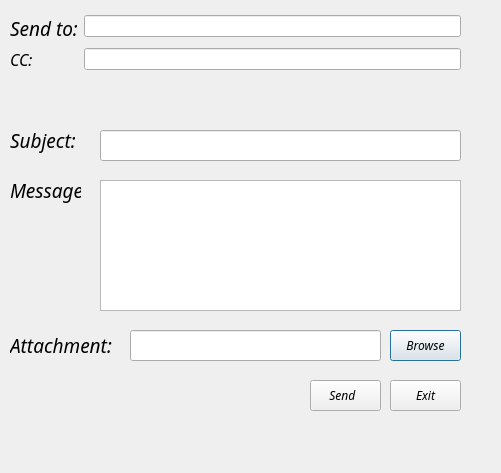
Before: the Qt Designer form Descan/forms/dialogmail.ui in ratspeaker/descan, drawn with Qt 5.
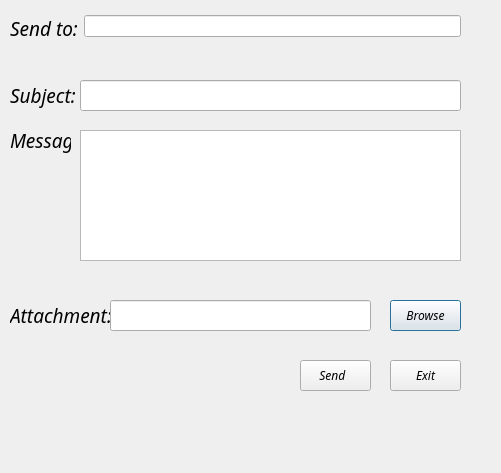
After: the same form once the commit is applied. Icons and pictures are not drawn.

Commit message:
feat: Sending email implementation changed
* CC recipient removed.

The edit to the form file:
```diff
--- a/Descan/forms/dialogmail.ui
+++ b/Descan/forms/dialogmail.ui
@@ -17,9 +17,9 @@
    <property name="geometry">
     <rect>
      <x>10</x>
-     <y>120</y>
-     <width>81</width>
-     <height>41</height>
+     <y>80</y>
+     <width>71</width>
+     <height>31</height>
     </rect>
    </property>
    <property name="font">
@@ -38,9 +38,9 @@
   <widget class="QLineEdit" name="leSubject">
    <property name="geometry">
     <rect>
-     <x>100</x>
-     <y>130</y>
-     <width>361</width>
+     <x>80</x>
+     <y>80</y>
+     <width>381</width>
      <height>31</height>
     </rect>
    </property>
@@ -49,8 +49,8 @@
    <property name="geometry">
     <rect>
      <x>10</x>
-     <y>170</y>
-     <width>71</width>
+     <y>120</y>
+     <width>61</width>
      <height>41</height>
     </rect>
    </property>
@@ -70,9 +70,9 @@
   <widget class="QPlainTextEdit" name="pteMessage">
    <property name="geometry">
     <rect>
-     <x>100</x>
-     <y>180</y>
-     <width>361</width>
+     <x>80</x>
+     <y>130</y>
+     <width>381</width>
      <height>131</height>
     </rect>
    </property>
@@ -81,8 +81,8 @@
    <property name="geometry">
     <rect>
      <x>10</x>
-     <y>330</y>
-     <width>121</width>
+     <y>300</y>
+     <width>111</width>
      <height>31</height>
     </rect>
    </property>
@@ -102,9 +102,9 @@
   <widget class="QLineEdit" name="leAttach">
    <property name="geometry">
     <rect>
-     <x>130</x>
-     <y>330</y>
-     <width>251</width>
+     <x>110</x>
+     <y>300</y>
+     <width>261</width>
      <height>31</height>
     </rect>
    </property>
@@ -113,7 +113,7 @@
    <property name="geometry">
     <rect>
      <x>390</x>
-     <y>330</y>
+     <y>300</y>
      <width>71</width>
      <height>31</height>
     </rect>
@@ -131,8 +131,8 @@
   <widget class="QPushButton" name="pbSend">
    <property name="geometry">
     <rect>
-     <x>310</x>
-     <y>380</y>
+     <x>300</x>
+     <y>360</y>
      <width>71</width>
      <height>31</height>
     </rect>
@@ -159,7 +159,7 @@
    <property name="geometry">
     <rect>
      <x>390</x>
-     <y>380</y>
+     <y>360</y>
      <width>71</width>
      <height>31</height>
     </rect>
@@ -174,13 +174,13 @@
     <string>Exit</string>
    </property>
   </widget>
-  <widget class="QWidget" name="">
+  <widget class="QWidget" name="layoutWidget">
    <property name="geometry">
     <rect>
      <x>10</x>
      <y>15</y>
      <width>451</width>
-     <height>101</height>
+     <height>31</height>
     </rect>
    </property>
    <layout class="QFormLayout" name="formLayout">
@@ -205,26 +205,6 @@
     <item row="0" column="1">
      <widget class="QLineEdit" name="leSendTo"/>
     </item>
-    <item row="1" column="0">
-     <widget class="QLabel" name="laCC">
-      <property name="font">
-       <font>
-        <family>Ubuntu Condensed</family>
-        <pointsize>12</pointsize>
-        <italic>true</italic>
-       </font>
-      </property>
-      <property name="mouseTracking">
-       <bool>true</bool>
-      </property>
-      <property name="text">
-       <string>CC:</string>
-      </property>
-     </widget>
-    </item>
-    <item row="1" column="1">
-     <widget class="QLineEdit" name="leCC"/>
-    </item>
    </layout>
   </widget>
  </widget>
```
The commit also changes 2 other files.
